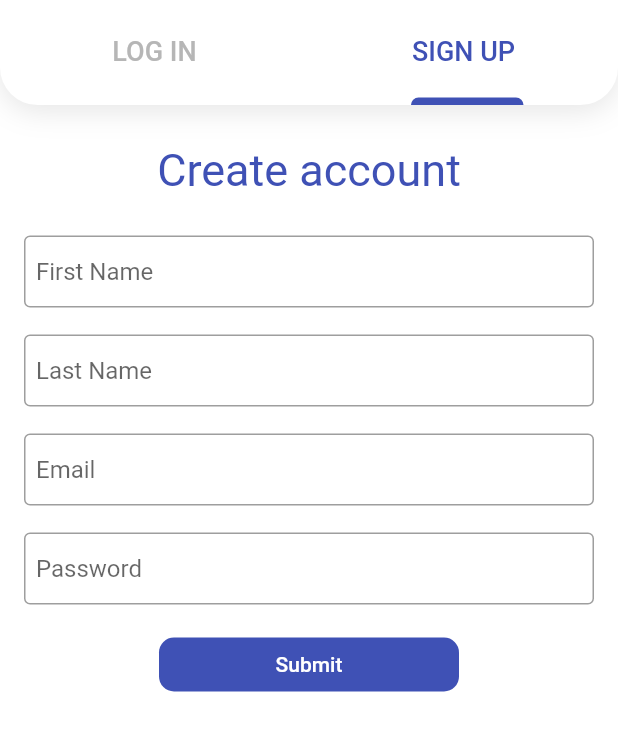
After one commit to iamc1oud/iRent-Flutter-App, a Flutter app: the AuthScreen screen opened directly, tab 2 chosen, after a tap on "Submit", on a phone screen of 412 x 824 dp. The commit adds this screen. Shown: the top 731 px of the screen. Run offline on Flutter 3.47's test engine with Material 2 defaults, Android fonts, the phone set to English and light mode, and no system bars; our stand-ins replace flare_flutter.

Commit message:
added auth screen

```diff
--- a/lib/main.dart
+++ b/lib/main.dart
@@ -10,6 +10,10 @@ class App extends StatelessWidget {
   @override
   Widget build(BuildContext context) {
     return MaterialApp(
+      theme: new ThemeData(
+        primaryColor: Colors.indigo,
+        secondaryHeaderColor: Colors.black
+      ),
       home: SplashScreen(),
     );
   }
--- /dev/null
+++ b/lib/screen/auth/auth.dart
@@ -0,0 +1,18 @@
+import 'package:flutter/material.dart';
+import 'package:rent_app/screen/auth/components/tab_bar.dart';
+import 'package:rent_app/screen/auth/components/auth_views.dart';
+
+class AuthScreen extends StatelessWidget {
+  @override
+  Widget build(BuildContext context) {
+    return Scaffold(
+      body: TabBarComponent(
+        tabs: ["LOG IN", "SIGN UP"],
+        tabViews: <Widget>[
+          AuthViews(),
+          AuthViews(signup: true)
+        ],
+      ),
+    );
+  }
+}
--- /dev/null
+++ b/lib/screen/auth/components/auth_views.dart
@@ -0,0 +1,171 @@
+import 'package:flutter/material.dart';
+import 'package:rent_app/style.dart';
+
+class AuthViews extends StatefulWidget {
+  final bool signup;
+
+  const AuthViews({Key key, this.signup = false}) : super(key: key);
+
+  @override
+  _AuthViewsState createState() => _AuthViewsState();
+}
+
+class _AuthViewsState extends State<AuthViews> {
+  @override
+  Widget build(BuildContext context) {
+    return body(context);
+  }
+
+  Widget body(context) {
+    return ListView(
+      children: <Widget>[widget.signup ? signUpView() : loginView()],
+    );
+  }
+
+  Widget loginView() {
+    return Form(
+      child: Column(
+        crossAxisAlignment: CrossAxisAlignment.center,
+        children: <Widget>[
+          Padding(
+            padding: const EdgeInsets.only(top:26.0, bottom: 8),
+            child: new Text(
+              "Welcome",
+              style:
+                  TextStyle(fontSize: 30, color: AppStyle().secondaryTextColor),
+            ),
+          ),
+          Padding(
+            padding: const EdgeInsets.only(left: 16.0, right: 16.0, top: 8),
+            child: new TextFormField(
+              cursorColor: Colors.deepOrange,
+              decoration: InputDecoration(
+                  border: OutlineInputBorder(borderSide: BorderSide()),
+                  hintText: "someone@gmail.com",
+                  labelText: "Email",
+                  alignLabelWithHint: true,
+                  contentPadding: EdgeInsets.all(8.0)),
+            ),
+          ),
+          Padding(
+            padding: const EdgeInsets.only(left: 16.0, right: 16.0, top: 18),
+            child: new TextFormField(
+              cursorColor: Colors.deepOrange,
+              obscureText: true,
+              decoration: InputDecoration(
+                  border: OutlineInputBorder(borderSide: BorderSide()),
+                  labelText: "Password",
+                  alignLabelWithHint: true,
+                  contentPadding: EdgeInsets.all(8.0)),
+            ),
+          ),
+          Padding(
+            padding: const EdgeInsets.all(16.0),
+            child: Row(
+              mainAxisAlignment: MainAxisAlignment.spaceBetween,
+              children: <Widget>[
+                SizedBox(
+                  width: 200,
+                  child: new RaisedButton(
+                    elevation: 0,
+                    shape: RoundedRectangleBorder(
+                        borderRadius: BorderRadius.circular(10)
+                    ),
+                    onPressed: () => print("Sign In User"),
+                    child: new Text(
+                      "Sign In",
+                      style: TextStyle(color: Colors.white),
+                    ),
+                    color: AppStyle().secondaryTextColor,
+                  ),
+                ),
+                new Text("Forgot password?"),
+              ],
+            ),
+          ),
+        ],
+      ),
+    );
+  }
+
+  Widget signUpView() {
+    return Form(
+      child: Column(
+        children: <Widget>[
+          Padding(
+            padding: const EdgeInsets.only(top: 26, bottom: 8),
+            child: new Text(
+              "Create account",
+              style:
+                  TextStyle(fontSize: 30, color: AppStyle().secondaryTextColor),
+            ),
+          ),
+          Padding(
+            padding: const EdgeInsets.only(left: 16.0, right: 16.0, top: 18),
+            child: new TextFormField(
+              cursorColor: Colors.deepOrange,
+              decoration: InputDecoration(
+                  border: OutlineInputBorder(),
+                  labelText: "First Name",
+                  alignLabelWithHint: true,
+                  contentPadding: EdgeInsets.all(8.0)),
+            ),
+          ),
+          Padding(
+            padding: const EdgeInsets.only(left: 16.0, right: 16.0, top: 18),
+            child: new TextFormField(
+              cursorColor: Colors.deepOrange,
+              decoration: InputDecoration(
+                  border: OutlineInputBorder(),
+                  labelText: "Last Name",
+                  alignLabelWithHint: true,
+                  contentPadding: EdgeInsets.all(8.0)),
+            ),
+          ),
+          Padding(
+            padding: const EdgeInsets.only(left: 16.0, right: 16.0, top: 18),
+            child: new TextFormField(
+              cursorColor: Colors.deepOrange,
+              decoration: InputDecoration(
+                  border: OutlineInputBorder(),
+                  hintText: "someone@gmail.com",
+                  labelText: "Email",
+                  alignLabelWithHint: true,
+                  contentPadding: EdgeInsets.all(8.0)),
+            ),
+          ),
+          Padding(
+            padding: const EdgeInsets.only(left: 16.0, right: 16.0, top: 18),
+            child: new TextFormField(
+              cursorColor: Colors.deepOrange,
+              obscureText: true,
+              decoration: InputDecoration(
+                  border: OutlineInputBorder(),
+                  labelText: "Password",
+                  alignLabelWithHint: true,
+                  contentPadding: EdgeInsets.all(8.0)),
+            ),
+          ),
+          Padding(
+            padding: const EdgeInsets.all(16.0),
+            child: SizedBox(
+              width: 200,
+              child: new RaisedButton(
+                elevation: 0,
+                shape: RoundedRectangleBorder(
+                  borderRadius: BorderRadius.circular(10)
+                ),
+                onPressed: () => print("Sign In User"),
+                child: new Text(
+                  "Submit",
+                  style: TextStyle(color: Colors.white),
+                ),
+                color: AppStyle().secondaryTextColor,
+              ),
+            ),
+          ),
+        ],
+      ),
+    );
+  }
+}
--- /dev/null
+++ b/lib/screen/auth/components/tab_bar.dart
@@ -0,0 +1,99 @@
+import 'package:flutter/material.dart';
+import 'package:rent_app/style.dart';
+
+class TabBarComponent extends StatelessWidget {
+  final List<String> tabs;
+  final List<Widget> tabViews;
+
+  const TabBarComponent({Key key, this.tabs, this.tabViews}) : super(key: key);
+
+  @override
+  Widget build(BuildContext context) {
+    return body(context);
+  }
+
+  Widget body(context){
+    return DefaultTabController(
+      length: 2,
+      child: Scaffold(
+        backgroundColor: Colors.white,
+        appBar: PreferredSize(
+          preferredSize: Size.fromHeight(5000),
+          child: Container(
+            height: 70,
+            decoration: containerDecoration(),
+            child: tabBarComponent(),
+          ),
+        ),
+        body: tabBarViews(),
+      ),
+    );
+  }
+
+  Decoration containerDecoration() {
+    return BoxDecoration(
+      color: Colors.white,
+      borderRadius: BorderRadius.only(
+        bottomLeft: Radius.circular(25),
+        bottomRight: Radius.circular(25),
+      ),
+      boxShadow: [
+        BoxShadow(
+          color: Colors.black.withOpacity(.1),
+          blurRadius: 16,
+          offset: Offset(0, 4),
+        )
+      ],
+    );
+  }
+
+  Widget tabBarComponent() {
+    return TabBar(
+      labelColor: Colors.indigo,
+      unselectedLabelColor: Color(0xFFB6B6B6),
+      indicator: CustomTabIndicator(),
+      labelStyle: TextStyle(
+          fontSize: 18, fontFamily: 'Roboto', fontWeight: FontWeight.w500),
+      tabs: tabs.map((tab) => Tab(text: tab)).toList(),
+    );
+  }
+
+  Widget tabBarViews() {
+    return TabBarView(
+      physics: BouncingScrollPhysics(),
+      children: tabViews,
+    );
+  }
+}
+
+class CustomTabIndicator extends Decoration {
+  @override
+  _CustomPainter createBoxPainter([VoidCallback onChanged]) => _CustomPainter(this, onChanged);
+}
+
+class _CustomPainter extends BoxPainter {
+  final CustomTabIndicator decoration;
+
+  _CustomPainter(this.decoration, VoidCallback onChanged)
+      : assert(decoration != null),
+        super(onChanged);
+
+  @override
+  void paint(Canvas canvas, Offset offset, ImageConfiguration configuration) {
+    assert(configuration != null);
+    assert(configuration.size != null);
+
+    final Rect rect = Rect.fromLTWH(configuration.size.width / 2 + offset.dx - 35, offset.dy + 65, 75, 5);
+    final Paint paint = Paint();
+    paint.color = AppStyle().secondaryTextColor;
+    paint.style = PaintingStyle.fill;
+    canvas.drawRRect(
+      RRect.fromRectAndCorners(
+        rect,
+        topLeft: Radius.circular(10),
+        topRight: Radius.circular(10),
+      ),
+      paint,
+    );
+  }
+}
--- a/lib/screen/splash_screen.dart
+++ b/lib/screen/splash_screen.dart
@@ -1,11 +1,13 @@
 import 'package:flare_flutter/flare_actor.dart';
 import 'package:flutter/cupertino.dart';
 import 'package:flutter/material.dart';
+import 'package:rent_app/screen/auth/auth.dart';
 
 class SplashScreen extends StatelessWidget {
   @override
   Widget build(BuildContext context) {
     return Scaffold(
+      backgroundColor: Colors.transparent,
       body: Stack(
         children: <Widget>[
           FlareActor(
@@ -14,6 +16,12 @@ class SplashScreen extends StatelessWidget {
             fit: BoxFit.cover,
             animation: "Sun Rotate",
           ),
+          Align(
+            alignment: Alignment.bottomLeft,
+            child: Container(
+              height: MediaQuery.of(context).size.height * 0.6,
+                child: AuthScreen()),
+          )
         ],
       ),
     );
--- /dev/null
+++ b/lib/style.dart
@@ -0,0 +1,5 @@
+import 'package:flutter/material.dart';
+
+class AppStyle {
+  final Color secondaryTextColor = Colors.indigo;
+}
```
